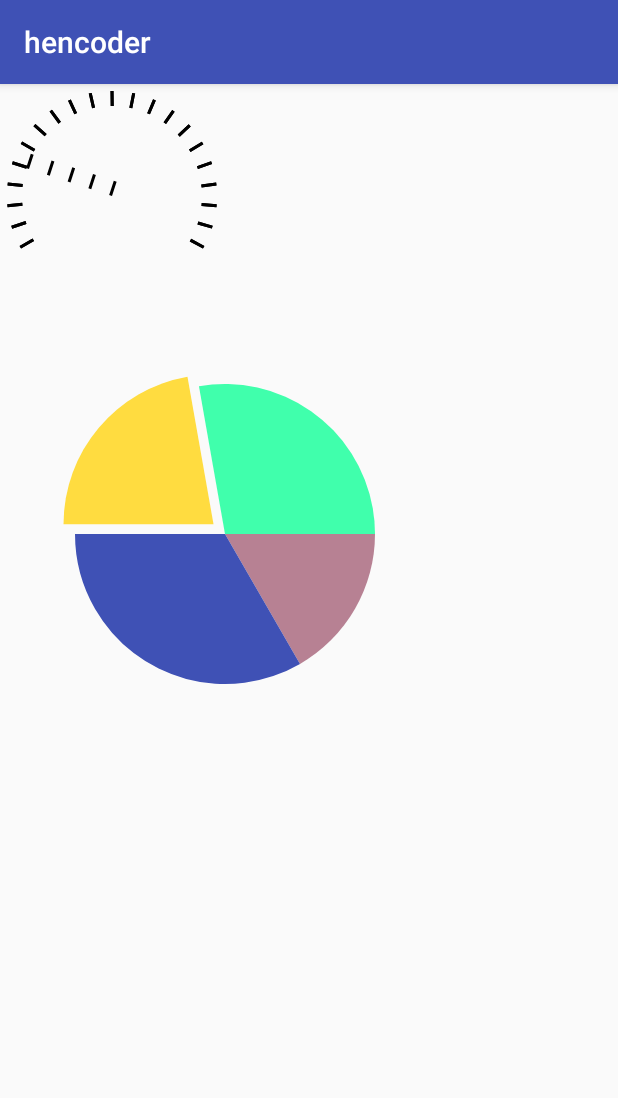
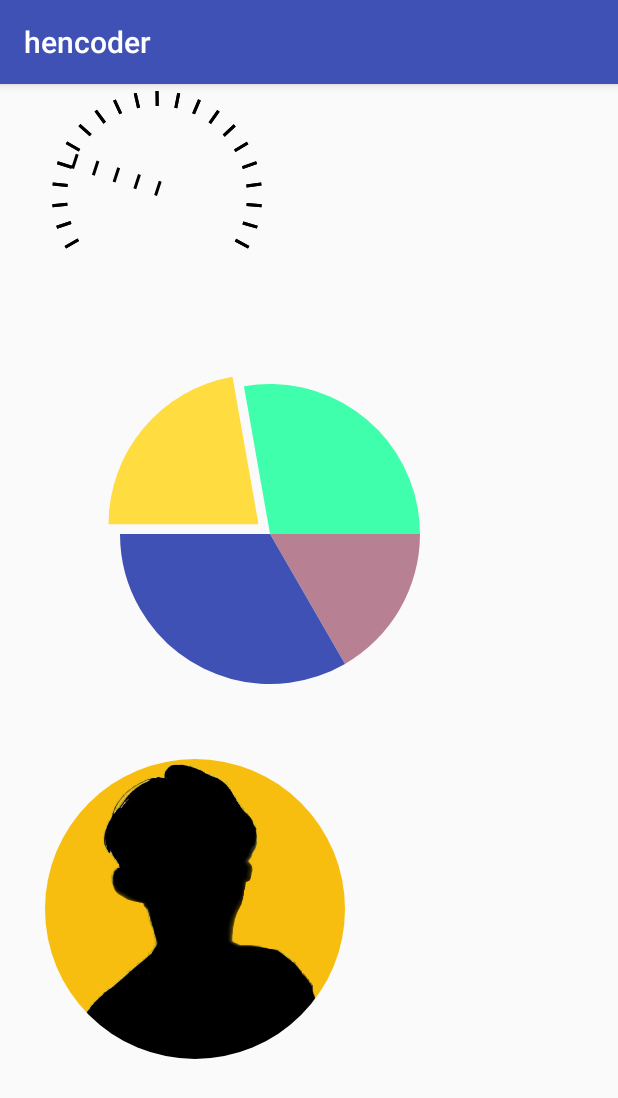
Before and after one commit to maoyujiao/hencoder, an Android app: the screen it shows after launch (MainActivity), on a phone screen of 412 x 824 dp. Shown: the top 1098 px of the screen. Run offline under Robolectric (Android 15) with nearby library versions, the phone set to English and light mode, and no system bars.

Commit message:
第三个自定义view：圆形头像，使用到了临行缓冲，不知道什么鬼

```diff
--- /dev/null
+++ b/app/src/main/java/com/aiyuba/hencoder/_6measure/CircleView.java
@@ -0,0 +1,52 @@
+package com.aiyuba.hencoder._6measure;
+
+import android.content.Context;
+import android.graphics.Bitmap;
+import android.graphics.Canvas;
+import android.graphics.Paint;
+import android.graphics.Path;
+import android.graphics.PorterDuff;
+import android.graphics.PorterDuffXfermode;
+import android.graphics.RectF;
+import android.graphics.Xfermode;
+import android.support.annotation.Nullable;
+import android.util.AttributeSet;
+import android.view.View;
+
+import com.aiyuba.hencoder.util.Util;
+
+/**
+ * Created by maoyujiao on 2019/9/27.
+ */
+
+public class CircleView extends View {
+    private static final int RADIUS = Util.dp2px(100);
+    private Paint paint = new Paint(Paint.ANTI_ALIAS_FLAG);
+    private Context context;
+    private Xfermode xfermode = new PorterDuffXfermode(PorterDuff.Mode.SRC_IN);
+    private Bitmap bitmap;
+    RectF savedArea = new RectF();
+    public CircleView(Context context, @Nullable AttributeSet attrs) {
+        super(context, attrs);
+        this.context = context;
+        bitmap = Util.getBitmap(context,RADIUS * 2);
+    }
+
+    @Override
+    protected void onSizeChanged(int w, int h, int oldw, int oldh) {
+        super.onSizeChanged(w, h, oldw, oldh);
+        savedArea.set(getWidth()/2 - RADIUS,getHeight()/2- RADIUS,getWidth()/2 + RADIUS,getHeight()/2 + RADIUS);
+    }
+
+    @Override
+    protected void onDraw(Canvas canvas) {
+        super.onDraw(canvas);
+        int count = canvas.saveLayer(savedArea,paint);//什么临行缓冲，没这句话不行
+        canvas.drawCircle(getWidth()/2,getHeight()/2,RADIUS,paint);
+        paint.setXfermode(xfermode);
+        canvas.drawBitmap(bitmap,getWidth()/2 - RADIUS,getHeight()/2 - RADIUS,paint);
+        paint.setXfermode(null);
+        canvas.restoreToCount(count);
+
+    }
+}
--- a/app/src/main/java/com/aiyuba/hencoder/util/Util.java
+++ b/app/src/main/java/com/aiyuba/hencoder/util/Util.java
@@ -17,6 +17,13 @@ public class Util {
         return (int)TypedValue.applyDimension(TypedValue.COMPLEX_UNIT_DIP, dp, Resources.getSystem().getDisplayMetrics());
     }
 
+    /**
+     * ++Options中的inDensity属性会根据drawable文件夹的分辨率来赋值++
+     ++inTartgetDensity会根据屏幕的像素密度来赋值++
+     * @param context
+     * @param radius
+     * @return
+     */
     public static Bitmap getBitmap(Context context,int radius){
         BitmapFactory.Options options = new BitmapFactory.Options();
         options.inJustDecodeBounds = true;
--- a/app/src/main/res/layout/activity_main.xml
+++ b/app/src/main/res/layout/activity_main.xml
@@ -1,11 +1,18 @@
 <?xml version="1.0" encoding="utf-8"?>
-<LinearLayout xmlns:android="http://schemas.android.com/apk/res/android"
+<ScrollView xmlns:android="http://schemas.android.com/apk/res/android"
     xmlns:app="http://schemas.android.com/apk/res-auto"
     xmlns:tools="http://schemas.android.com/tools"
     android:layout_width="match_parent"
     android:layout_height="match_parent"
     tools:context="com.aiyuba.hencoder.MainActivity"
     android:orientation="vertical">
+
+    <LinearLayout
+        android:layout_width="match_parent"
+        android:layout_height="match_parent"
+        android:orientation="vertical"
+        android:layout_marginLeft="30dp">
+
 
     <com.aiyuba.hencoder._6measure.Dashboard
         android:layout_width="150dp"
@@ -20,4 +27,13 @@
         android:layout_width="300dp"
         android:layout_height="300dp" />
 
-</LinearLayout>
+        <com.aiyuba.hencoder._6measure.CircleView
+            android:layout_width="200dp"
+            android:layout_height="200dp" />
+
+        <View
+            android:layout_width="match_parent"
+            android:layout_height="100dp"/>
+    </LinearLayout>
+
+</ScrollView>
```
